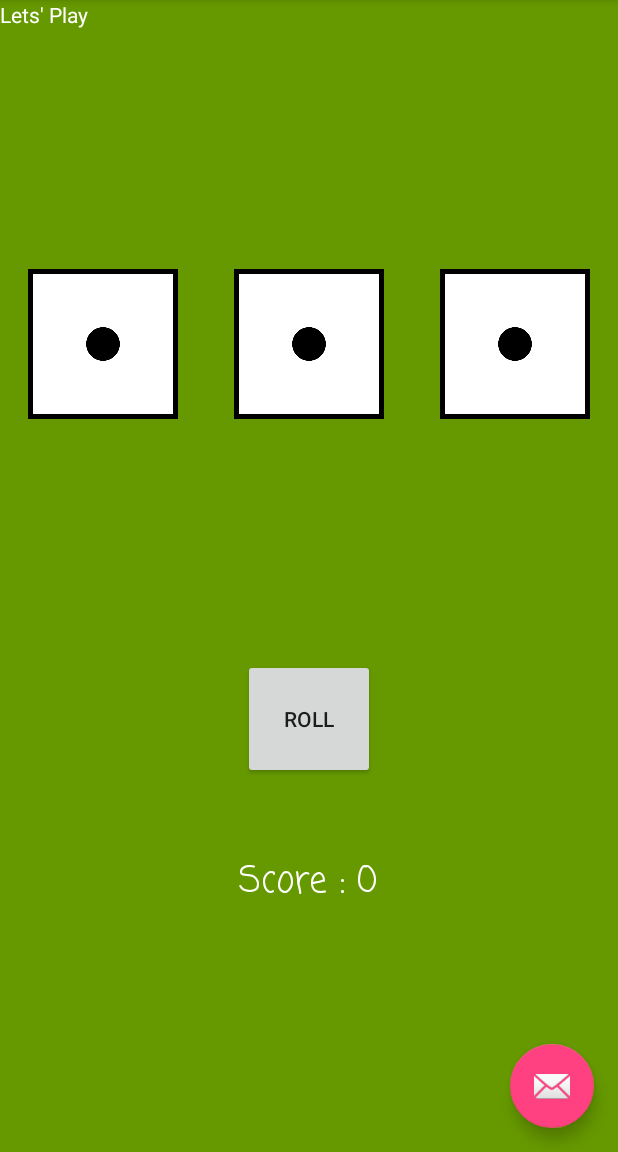
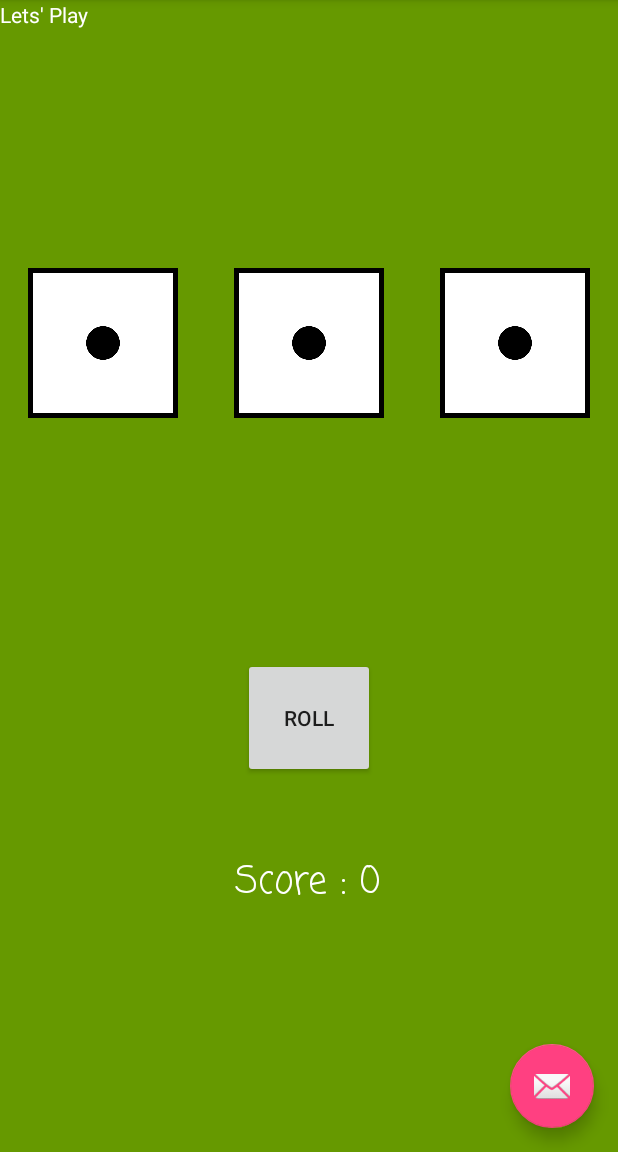
Before and after one commit to arorachetan23/DiceOut, an Android app: the screen it shows after launch (MainActivity), on a phone screen of 412 x 824 dp, the part 84-1236 px from its top. Run offline under Robolectric (Android 15) with nearby library versions, the phone set to English and light mode, and no system bars.

Commit message:
font size changed

```diff
--- a/app/src/main/res/layout/content_main.xml
+++ b/app/src/main/res/layout/content_main.xml
@@ -82,7 +82,7 @@
             android:fontFamily="casual"
             android:text="Score : 0"
             android:textColor="@android:color/background_light"
-            android:textSize="24sp" />
+            android:textSize="25sp" />
 
 
     </LinearLayout>
```
